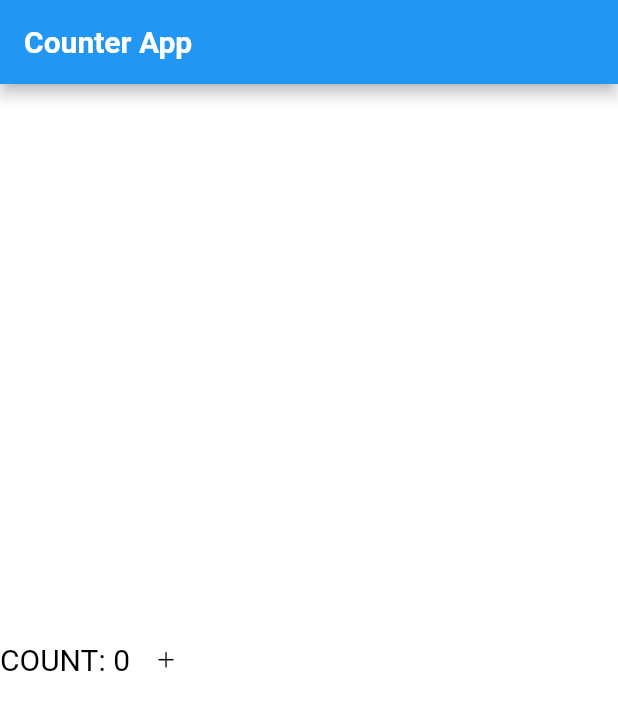
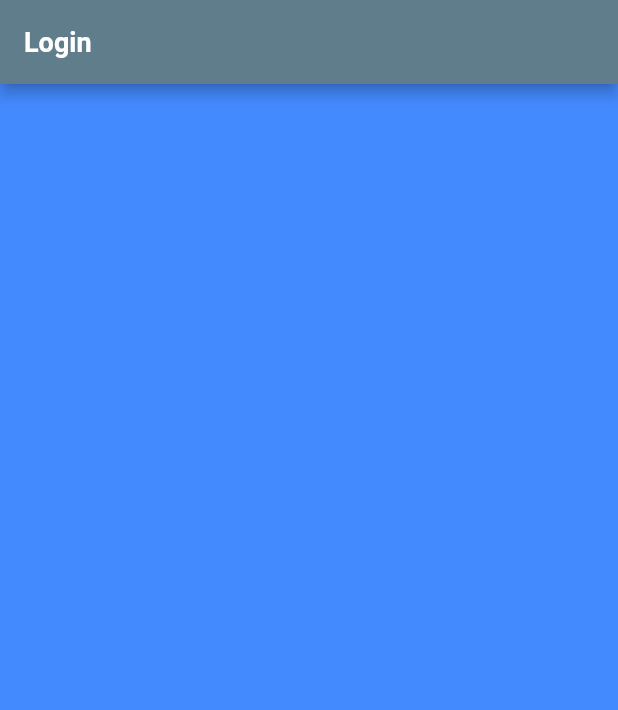
Before and after one commit to chrisjeremy84/PRACTICE-flutter_web, a Flutter app: the screen it shows after launch, on a phone screen of 412 x 824 dp. Shown: the top 710 px of the screen. Run offline on Flutter 3.47's test engine with Material 2 defaults, Android fonts, the phone set to English and light mode, and no system bars; our stand-ins replace flutter_riverpod.

```diff
--- /dev/null
+++ b/lib/UI/login.dart
@@ -0,0 +1,75 @@
+import 'package:flutter/material.dart';
+
+class LoginUI extends StatelessWidget {
+  const LoginUI({Key? key}) : super(key: key);
+
+  @override
+  Widget build(BuildContext context) {
+    ///Adding  the following  variables
+    ///1. form
+    ///2. text field
+    ///3. textediting controller
+
+    final _formKey = GlobalKey<FormState>();
+    final TextEditingController username = new TextEditingController();
+    final TextEditingController password = new TextEditingController();
+
+    //Username TextForm Field
+    final TextFormField usText = TextFormField(
+      controller: username,
+      style: TextStyle(color: Colors.black, fontSize: 16),
+      keyboardType: TextInputType.emailAddress,
+      validator: (value) {
+        if (value!.isEmpty) {
+          return ("Please enter your email!");
+        }
+        // reg expression for email validation
+        if (!RegExp("^[a-zA-Z0-9+_.-]+@[a-zA-z0-9.-]+.[a-z]").hasMatch(value)) {
+          return ("Please Enter a valid email");
+        }
+        return null;
+      },
+      onSaved: (value) {
+        username.text = value!;
+      },
+    );
+
+    //Password Textform field
+    final TextFormField passwordText = TextFormField(
+      controller: password,
+      style: TextStyle(color: Colors.black, fontSize: 16),
+      keyboardType: TextInputType.emailAddress,
+      decoration: InputDecoration(
+          prefixIcon: Icon(Icons.mail),
+          contentPadding: EdgeInsets.fromLTRB(20, 15, 20, 15),
+          hintText: "Email",
+          hintStyle: TextStyle(fontSize: 20, fontWeight: FontWeight.w400),
+          border: OutlineInputBorder(borderRadius: BorderRadius.circular(10))),
+    );
+
+    return Scaffold(
+        appBar: AppBar(
+          backgroundColor: Colors.blueGrey,
+          title: const Text(
+            'Login',
+            style: TextStyle(
+                fontSize: 18, fontWeight: FontWeight.bold, color: Colors.white),
+          ),
+        ),
+        body: Container(
+          height: MediaQuery.of(context).size.height,
+          width: MediaQuery.of(context).size.width,
+          padding: const EdgeInsets.all(5),
+          color: Colors.blueAccent.shade200,
+          child: Column(children: <Widget>[
+            //ADD UI
+          ]),
+        ));
+  }
+}
+
+///To do:
+///-> Style Textfield  and  configure background
+///-> Add place holder
+///-> Listen  to the form state
+///-> Test validator
--- a/lib/main.dart
+++ b/lib/main.dart
@@ -2,14 +2,14 @@ import 'package:flutter/cupertino.dart';
 import 'package:flutter/material.dart';
 import 'package:flutter_riverpod/flutter_riverpod.dart';
 import 'package:cupertino_icons/cupertino_icons.dart';
+import './UI/home.dart';
+import './UI/login.dart';
 
 //Using State to control our variable
 final counterProvider = StateProvider((ref) => 0);
 void main() {
   runApp(const ProviderScope(child: MyApp()));
 }
-
-
 
 class MyApp extends StatelessWidget {
   const MyApp({Key? key}) : super(key: key);
@@ -19,55 +19,8 @@ class MyApp extends StatelessWidget {
   Widget build(BuildContext context) {
     return MaterialApp(
       theme: ThemeData(
-        primaryColor: Colors.amber,
-        scaffoldBackgroundColor: Colors.white
-      ),
-      home: CounterClass(),
+          primaryColor: Colors.amber, scaffoldBackgroundColor: Colors.white),
+      home: LoginUI(),
     );
   }
 }
-
-
-
-///in order to use the created provider;
-///you need to extend the class  ->>> class Example extends ConsumerWidget
-///you add the required parameter to the build method -> WidgetRef ref
-/// And declare a variable that reads the changes to the state
-class  CounterClass extends ConsumerWidget {
-  const CounterClass({Key? key}) : super(key: key);
-
-
-
-  @override
-  Widget build(BuildContext context, WidgetRef ref) {
-    final counterValue = ref.watch(counterProvider);
-        return  Scaffold(
-          appBar: AppBar(
-            title: Text('Counter App', style: TextStyle(fontWeight: FontWeight.bold),),
-          ),
-          body: Container(
-            child: Center(
-              child: Row(
-                crossAxisAlignment: CrossAxisAlignment.center,
-                children: [
-                  Flexible(child: Text("COUNT: ${counterValue}", style: TextStyle(color: Colors.black, fontSize: 20),)),
-                  Flexible(child: IconButton(onPressed: (){
-                    /// To add the on pressed action
-                    /// There is a reason why we do not update the counterValue created here instead...
-                    /// The reason is that the counterValue is only a reference to the acutal provider.
-                    /// If it is required to update the value of the provider
-                    /// better do it by using ref widget as done below.
-
-                    ref.read(counterProvider.notifier).state++;
-
-                    ///What the above does is;
-                    ///it reads the provider without a rebuild or updating the UI.
-                  }, icon: const Icon(CupertinoIcons.add, size: 15.0, color: Colors.black)))
-
-                ],
-              ),
-            ),
-          ),
-        );
-      }
-  }
```
Also changed, not shown: lib/UI/home.dart (added, +24 -0 lines), pubspec.lock, 5 other files.
